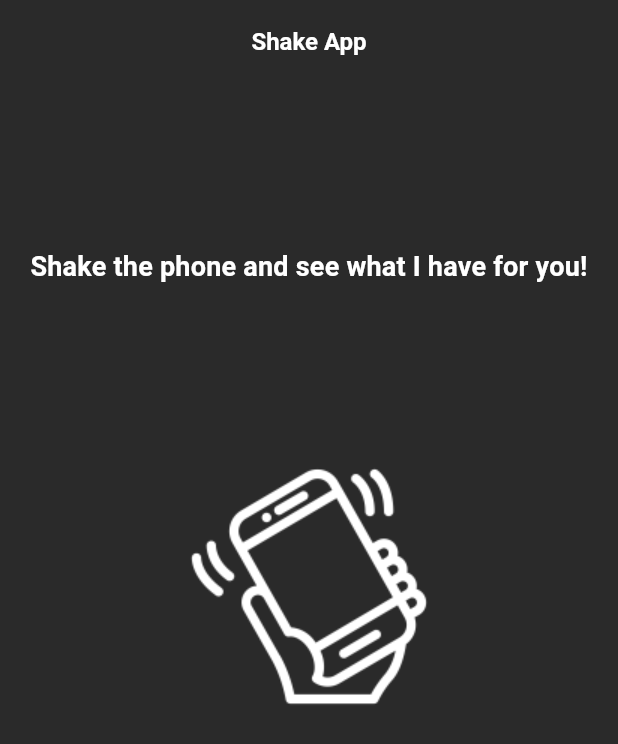
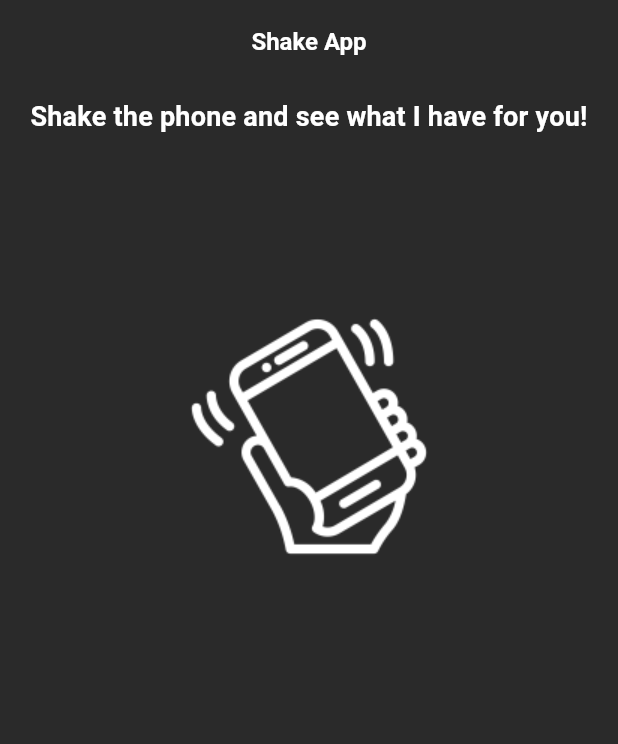
Before and after one commit to geridev12/shake_detector_example, a Flutter app: the screen it shows after launch, on a phone screen of 412 x 824 dp. Shown: the top 744 px of the screen. Run offline on Flutter 3.47's test engine with Material 3 defaults, Android fonts, the light colour scheme and no system bars; our stand-ins replace sensors_plus.

Commit message:
Code refactor and general improvements

```diff
--- /dev/null
+++ b/lib/app.dart
@@ -0,0 +1,36 @@
+import 'package:flutter/material.dart';
+import 'package:shake_detector_example/pages/shake_detector_page.dart';
+
+class ShakeDetectorExample extends StatelessWidget {
+  const ShakeDetectorExample({super.key});
+
+  @override
+  Widget build(BuildContext context) => MaterialApp(
+        title: 'Shake Detector',
+        theme: ThemeData(
+          useMaterial3: true,
+          scaffoldBackgroundColor: const Color(
+            0xff2a2a2a,
+          ),
+          appBarTheme: const AppBarTheme(
+            backgroundColor: Color(
+              0xff2a2a2a,
+            ),
+            centerTitle: true,
+            titleTextStyle: TextStyle(
+              fontWeight: FontWeight.bold,
+              color: Colors.white,
+              fontSize: 16,
+            ),
+          ),
+          textTheme: const TextTheme(
+            titleMedium: TextStyle(
+              color: Colors.white,
+              fontWeight: FontWeight.bold,
+              fontSize: 18,
+            ),
+          ),
+        ),
+        home: const ShakeDetectorPage(),
+      );
+}
--- a/lib/main.dart
+++ b/lib/main.dart
@@ -1,42 +1,5 @@
 import 'package:flutter/material.dart';
-import 'package:shake_detector_example/shake_detector_page.dart';
-
+import 'package:shake_detector_example/app.dart';
 void main() => runApp(
       const ShakeDetectorExample(),
     );
-
-class ShakeDetectorExample extends StatelessWidget {
-  const ShakeDetectorExample({super.key});
-
-  @override
-  Widget build(BuildContext context) {
-    return MaterialApp(
-      title: 'Shake Detector',
-      theme: ThemeData(
-        useMaterial3: true,
-        scaffoldBackgroundColor: const Color(
-          0xff2a2a2a,
-        ),
-        appBarTheme: const AppBarTheme(
-          backgroundColor: Color(
-            0xff2a2a2a,
-          ),
-          centerTitle: true,
-          titleTextStyle: TextStyle(
-            fontWeight: FontWeight.bold,
-            color: Colors.white,
-            fontSize: 16,
-          ),
-        ),
-        textTheme: const TextTheme(
-          titleMedium: TextStyle(
-            color: Colors.white,
-            fontWeight: FontWeight.bold,
-            fontSize: 18,
-          ),
-        )
-      ),
-      home: const ShakeDetectorPage(),
-    );
-  }
-}
--- a/lib/shake_detector_page.dart
+++ b/lib/pages/shake_detector_page.dart
@@ -1,6 +1,6 @@
 import 'package:flutter/material.dart';
-import 'package:shake_detector_example/shake_detector.dart';
-import 'package:shake_detector_example/shake_widgets/shake_widgets.dart';
+import 'package:shake_detector_example/shake/shake_detector.dart';
+import 'package:shake_detector_example/pages/widgets/shake_widgets.dart';
 
 class ShakeDetectorPage extends StatefulWidget {
   const ShakeDetectorPage({super.key});
@@ -70,8 +70,7 @@ class _ShakeDetectorPageState extends State<ShakeDetectorPage>
   }
 
   @override
-  Widget build(BuildContext context) {
-    return Scaffold(
+  Widget build(BuildContext context) => Scaffold(
         appBar: AppBar(
           title: const Text('Shake App'),
         ),
@@ -86,4 +85,3 @@ class _ShakeDetectorPageState extends State<ShakeDetectorPage>
         ),
       );
 }
-}
--- a/lib/shake_widgets/animated_circle_text.dart
+++ b/lib/pages/widgets/animated_circle_text.dart
@@ -1,8 +1,6 @@
 import 'package:flutter/material.dart';
 import 'dart:math' as math;
-import 'package:shake_detector_example/shake_widgets/shake_widgets.dart';
-
-const _initialTitle = 'Shake the phone and see what I have for you!';
+import 'package:shake_detector_example/pages/widgets/shake_widgets.dart';
 
 class AnimatedCircleText extends StatefulWidget {
   const AnimatedCircleText({
@@ -19,8 +17,10 @@ class AnimatedCircleText extends StatefulWidget {
 }
 
 class _AnimatedCircleTextState extends State<AnimatedCircleText> {
+  String initialTitle = 'Shake the phone and see what I have for you!';
+
   late bool isCompleted = false;
-  late String title = _initialTitle;
+  late String title = initialTitle;
 
   @override
   void didUpdateWidget(covariant AnimatedCircleText oldWidget) {
@@ -28,23 +28,21 @@ class _AnimatedCircleTextState extends State<AnimatedCircleText> {
 
     isCompleted = widget.animation.isCompleted;
     title =
-        isCompleted ? widget.winLooseTexts.getRandomElement() : _initialTitle;
+        isCompleted ? widget.winLooseTexts.getRandomElement() : initialTitle;
   }
 
   @override
-  Widget build(BuildContext context) {
-    return Padding(
+  Widget build(BuildContext context) => Padding(
         padding: const EdgeInsets.all(8.0),
         child: Column(
           crossAxisAlignment: CrossAxisAlignment.center,
+          spacing: 100,
           children: [
-          const SizedBox(height: 100),
             Text(
               title,
               textAlign: TextAlign.center,
               style: Theme.of(context).textTheme.titleMedium,
             ),
-          const SizedBox(height: 100),
             CustomPaint(
               painter: CustomCirclePainter(
                 progress: widget.animation.value,
@@ -69,7 +67,6 @@ class _AnimatedCircleTextState extends State<AnimatedCircleText> {
         ),
       );
 }
-}
 
 class AnimationProgressStatus extends StatelessWidget {
   const AnimationProgressStatus({
```
Also changed, not shown: lib/pages/widgets/custom_circle_painter.dart (renamed from lib/shake_widgets/custom_circle_painter.dart), lib/pages/widgets/shake_widgets.dart (renamed from lib/shake_widgets/shake_widgets.dart), lib/shake/shake_detector.dart (renamed from lib/shake_detector.dart), 1 other file. Lines whose indentation alone changed are shown as unchanged.
